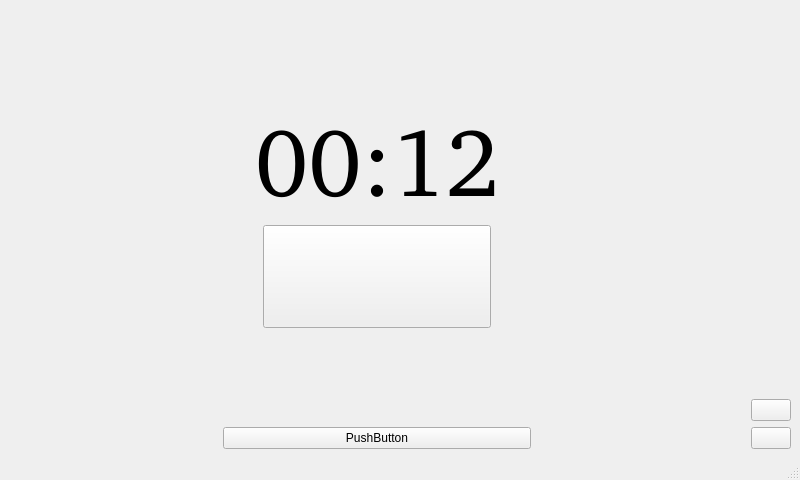
Old version of the form src/mainwindow.ui in the repository baleboy/flexo.
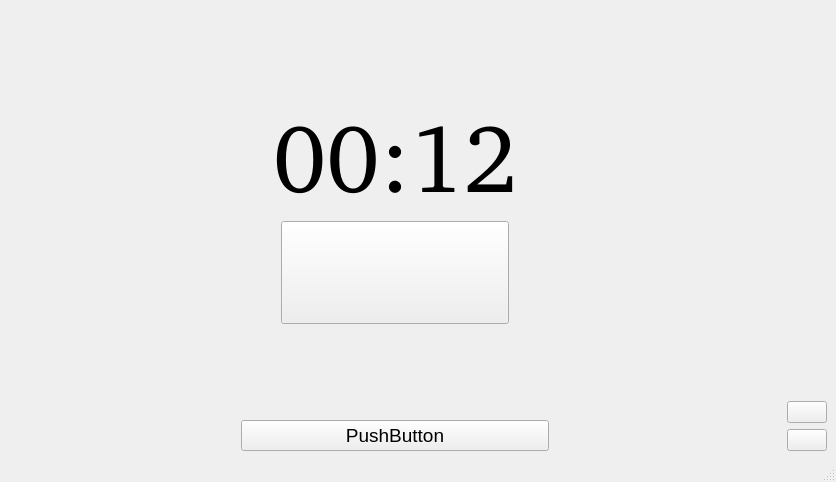
New version of the form. Icons and pictures are not drawn.

Patch:
```diff
--- a/src/mainwindow.ui
+++ b/src/mainwindow.ui
@@ -6,8 +6,8 @@
    <rect>
     <x>0</x>
     <y>0</y>
-    <width>800</width>
-    <height>480</height>
+    <width>836</width>
+    <height>482</height>
    </rect>
   </property>
   <property name="sizePolicy">
@@ -151,6 +151,12 @@
       </item>
       <item>
        <widget class="QPushButton" name="checkInText">
+        <property name="font">
+         <font>
+          <family>Arial</family>
+          <pointsize>14</pointsize>
+         </font>
+        </property>
         <property name="styleSheet">
          <string notr="true"/>
         </property>
```
Left out of the diff: 2 changed lines with no effect on the pictures.
